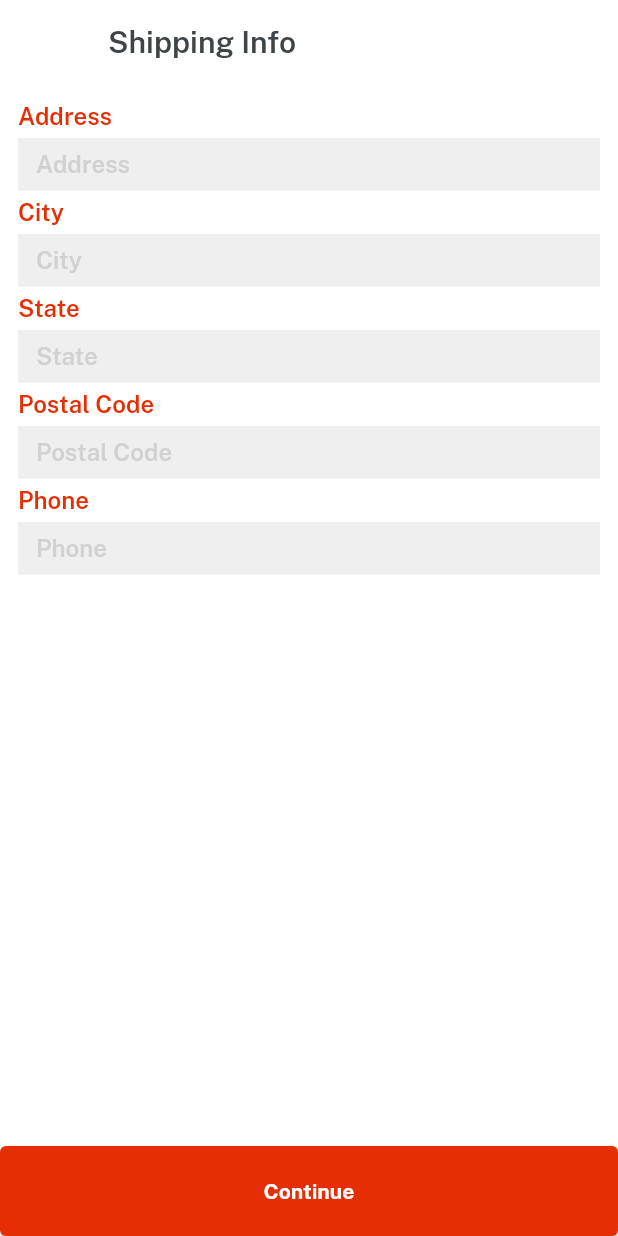
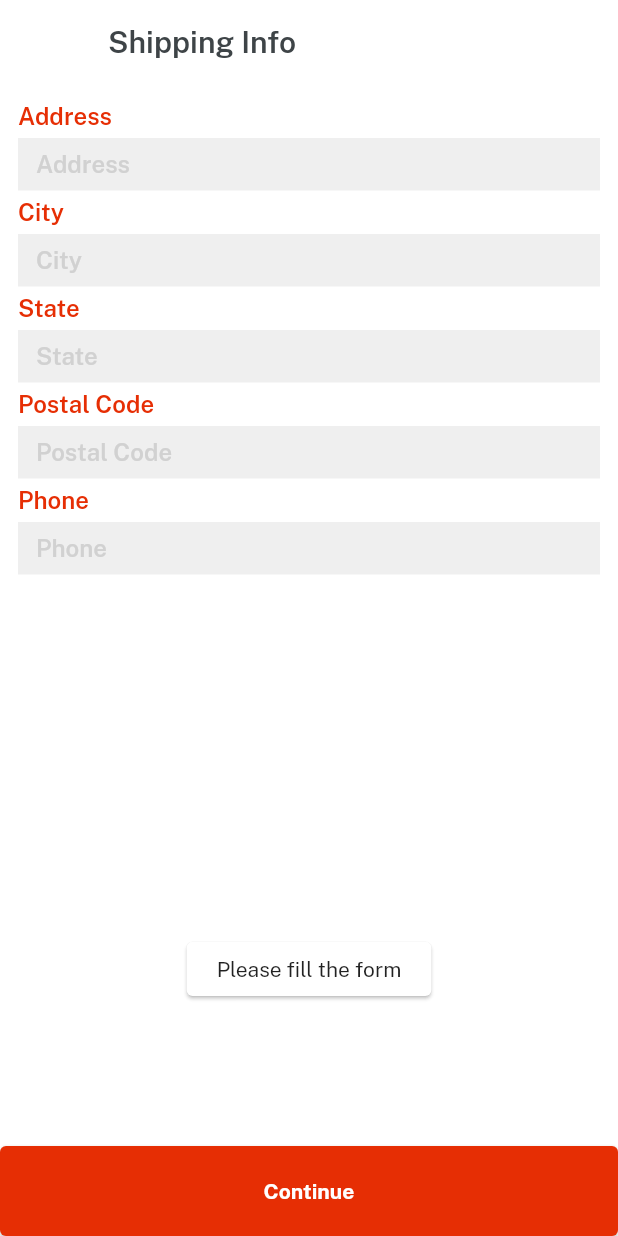
Before and after one commit to muhammadmurtaza9999/Giveaway-Stuff-v0.1, a Flutter app: the ShippingDetails screen opened directly, after a tap on "Continue", on a phone screen of 412 x 824 dp. Run offline on Flutter 3.47's test engine with Material 2 defaults, Android fonts, the phone set to English and light mode, and no system bars; our stand-ins replace cloud_firestore, firebase_auth, firebase_core, firebase_storage, get, image_picker and 1 more; accounts and stored records are empty.

Commit message:
16 Update

```diff
--- a/lib/consts/firebase_consts.dart
+++ b/lib/consts/firebase_consts.dart
@@ -10,4 +10,6 @@ const usersCollection = "users";
 const productsCollection = "products";
 const chatsCollection = 'chats';
 const messagesCollection = 'messages';
-const requestCollection = 'request';
+const orderCollection = 'order';
+
+const ordersCollection = 'order';
--- a/lib/consts/lists.dart
+++ b/lib/consts/lists.dart
@@ -44,3 +44,6 @@ const itemDetailButtonsList = [
 
 const profileButtonsList = [orders, wishlist, messages];
 const profileButtonsicon = [icOrders, icOrder, icMessages];
+
+const paymentMethodsImg = [imgPaypal, imgStripe, imgCod];
+const paymentMethods = [paypal, stripe, cod];
--- a/lib/controllers/product_controller.dart
+++ b/lib/controllers/product_controller.dart
@@ -45,10 +45,10 @@ class ProductController extends GetxController {
     totalPrice.value = price * quantity.value;
   }
 
-  addToRequest({
+  addToOrder({
     title, img, sellername, color, qty, tprice, context
 }) async{
-    await firestore.collection(requestCollection).doc().set({
+    await firestore.collection(orderCollection).doc().set({
       'title': title,
       'img': img,
       'sellername': sellername,
--- a/lib/views/category_screen/item_details.dart
+++ b/lib/views/category_screen/item_details.dart
@@ -311,7 +311,7 @@ var controller = Get.find<ProductController>();
               child: ourButton(
                 color: redColor,
                 onPress: () {
-                  controller.addToRequest(
+                  controller.addToOrder(
                     color: data['p_colors'][controller.colorIndex.value],
                     context: context,
                     img: data['p_imgs'][0],
@@ -319,10 +319,10 @@ var controller = Get.find<ProductController>();
                     sellername: data['p_seller'],
                     title: data['p_name'],
                     tprice: controller.totalPrice.value);
-                  VxToast.show(context, msg: "Added to Request");
+                  VxToast.show(context, msg: "Added to Order");
                 },
                 textColor: whiteColor,
-                title: "Add to Request",
+                title: "Add to Order",
               ),
             )
           ],
--- a/lib/views/home_screen/home.dart
+++ b/lib/views/home_screen/home.dart
@@ -4,7 +4,7 @@ import 'package:flutter_gas/controllers/home_controller.dart';
 import 'package:flutter_gas/views/category_screen/category_screen.dart';
 import 'package:flutter_gas/views/home_screen/home_screen.dart';
 import 'package:flutter_gas/views/profile_screen/profile_screen.dart';
-import 'package:flutter_gas/views/request_screen/request_screen.dart';
+import 'package:flutter_gas/views/order_screen/cart_screen.dart';
 import 'package:get/get.dart';
 
 
@@ -22,14 +22,14 @@ class Home extends StatelessWidget {
       BottomNavigationBarItem(
           icon: Image.asset(icCategories, width: 26), label: categories),
       BottomNavigationBarItem(
-          icon: Image.asset(icRequest, width: 26), label: request),
+          icon: Image.asset(icRequest, width: 26), label: order),
       BottomNavigationBarItem(
           icon: Image.asset(icProfile, width: 26), label: account)
     ];
 
     var navBody = [
       const HomeScreen(), const CategoryScreen(),
-      const RequestScreen(),
+      const OrderScreen(),
       const ProfileScreen(),
     ];
 
--- /dev/null
+++ b/lib/views/order_screen/shipping_screen.dart
@@ -0,0 +1,48 @@
+import 'package:flutter_gas/consts/consts.dart';
+import 'package:flutter_gas/controllers/cart_controller.dart';
+import 'package:flutter_gas/views/order_screen/payment_method.dart';
+import 'package:flutter_gas/views/widgets_common/custom_textfield.dart';
+import 'package:flutter_gas/views/widgets_common/our_button.dart';
+import 'package:get/get.dart';
+
+class ShippingDetails extends StatelessWidget {
+  const ShippingDetails({super.key});
+
+  @override
+  Widget build(BuildContext context) {
+    var controller = Get.find<OrderController>();
+    return Scaffold(
+      backgroundColor: whiteColor,
+      appBar: AppBar(
+        title: "Shipping Info".text.fontFamily(semibold).color(darkFontGrey).make(),
+      ),
+      bottomNavigationBar: SizedBox(
+        height: 60,
+        child: ourButton(
+          onPress: () {
+            if(controller.addressController.text.length > 10) {
+              Get.to(() => const PaymentMethods());
+            } else {
+              VxToast.show(context, msg:"Please fill the form");
+            }
+          },
+          color: redColor,
+          textColor: whiteColor,
+          title: "Continue",
+        ),
+      ),
+      body: Padding(
+        padding: const EdgeInsets.all(12.0),
+        child: Column(
+          children: [
+            customTextField(hint: "Address", isPass: false, title: "Address", controller: controller.addressController),
+            customTextField(hint: "City", isPass: false, title: "City", controller: controller.cityController),
+            customTextField(hint: "State", isPass: false, title: "State", controller: controller.stateController),
+            customTextField(hint: "Postal Code", isPass: false, title: "Postal Code", controller: controller.postalcodeController),
+            customTextField(hint: "Phone", isPass: false, title: "Phone", controller: controller.phoneController),
+          ],
+        ),
+      ),
+    );
+  }
+}
--- a/lib/views/request_screen/shipping_screen.dart
+++ /dev/null
@@ -1,38 +0,0 @@
-import 'package:flutter_gas/consts/consts.dart';
-import 'package:flutter_gas/views/widgets_common/custom_textfield.dart';
-import 'package:flutter_gas/views/widgets_common/our_button.dart';
-
-class ShippingDetails extends StatelessWidget {
-  const ShippingDetails({super.key});
-
-  @override
-  Widget build(BuildContext context) {
-    return Scaffold(
-      backgroundColor: whiteColor,
-      appBar: AppBar(
-        title: "Shipping Info".text.fontFamily(semibold).color(darkFontGrey).make(),
-      ),
-      bottomNavigationBar: SizedBox(
-        height: 60,
-        child: ourButton(
-          onPress: () {},
-          color: redColor,
-          textColor: whiteColor,
-          title: "Continue",
-        ),
-      ),
-      body: Padding(
-        padding: const EdgeInsets.all(12.0),
-        child: Column(
-          children: [
-            customTextField(hint: "Address", isPass: false, title: "Address"),
-            customTextField(hint: "City", isPass: false, title: "City"),
-            customTextField(hint: "State", isPass: false, title: "State"),
-            customTextField(hint: "Postal Code", isPass: false, title: "Postal Code"),
-            customTextField(hint: "Phone", isPass: false, title: "Phone"),
-          ],
-        ),
-      ),
-    );
-  }
-}
```
Also changed, not shown: lib/Services/firestore_services.dart (+4 -4 lines), lib/consts/strings.dart (+10 -3 lines), lib/controllers/cart_controller.dart (added, +69 -0 lines), lib/controllers/request_controller.dart (deleted, +0 -20 lines), lib/views/order_screen/cart_screen.dart (renamed from lib/views/request_screen/request_screen.dart, +9 -8 lines), lib/views/order_screen/payment_method.dart (added, +85 -0 lines).
